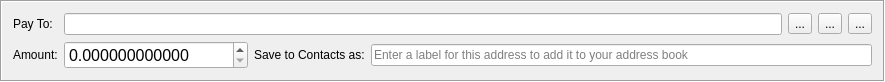
This is src/gui/ui/transferframe.ui in ParsiCoin/parsipay as Qt 5 draws it before an edit. The edited form follows.
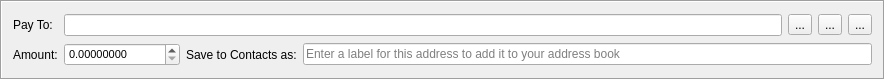
This is the edited form. Icons and pictures are not drawn.

The edit to the form file:
```diff
--- a/src/gui/ui/transferframe.ui
+++ b/src/gui/ui/transferframe.ui
@@ -91,7 +91,7 @@
     <widget class="QDoubleSpinBox" name="m_amountSpin">
      <property name="font">
       <font>
-       <pointsize>12</pointsize>
+       <pointsize>8</pointsize>
       </font>
      </property>
      <property name="cursor">
@@ -107,10 +107,10 @@
       <string notr="true"/>
      </property>
      <property name="decimals">
-      <number>12</number>
+      <number>8</number>
      </property>
      <property name="maximum">
-      <double>9999999.999998999759555</double>
+      <double>9999999.99999899975</double>
      </property>
     </widget>
    </item>
```
